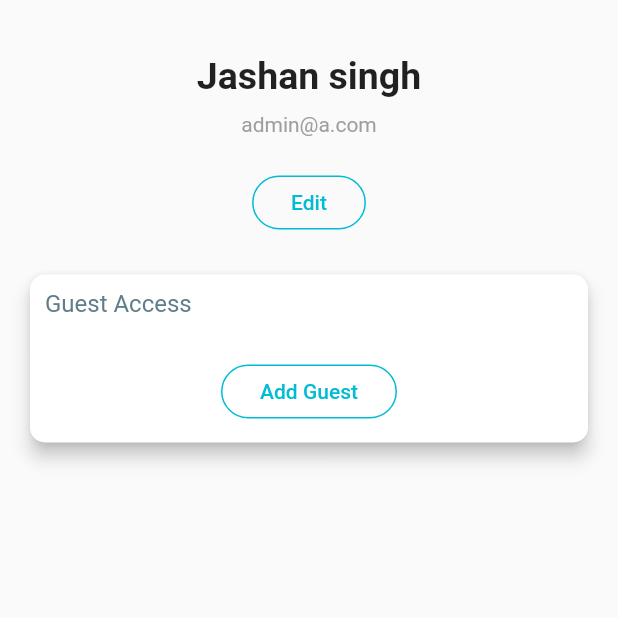
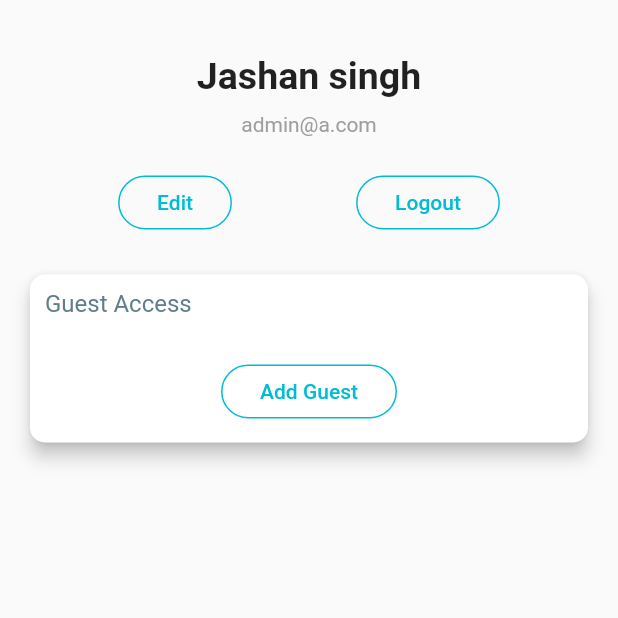
Before and after one commit to jashanpreet-singh-99/smart_garage, a Flutter app: the UserPage screen opened directly, on a phone screen of 412 x 824 dp, the top half of it. Run offline on Flutter 3.47's test engine with Material 2 defaults, Android fonts, the phone set to English and light mode, and no system bars; our stand-ins replace firebase_core, flutter_login, font_awesome_flutter, get, google_fonts, lottie and 2 more; missing offline and left inert: onesignal_flutter; accounts and stored records are empty; network calls fail.

Commit message:
FEAT: Added logout btn and fixed broken Login
Login system was not working due to missing Device parameter, not being added to the request body. A new logout btn was also added into the userpage to make the user exit the application if need be. Extra check for None value as the user id and password was added to make sure the refresh token understand that the user logged out.

```diff
--- a/lib/activities/home_screen/user_page.dart
+++ b/lib/activities/home_screen/user_page.dart
@@ -1,6 +1,7 @@
 import 'dart:convert';
 import 'package:flutter/material.dart';
 import 'package:http/http.dart' as http;
+import 'package:smart_garage/activities/splash_screen.dart';
 
 import '../../utils/config.dart';
 
@@ -210,16 +211,20 @@ class _UserPageState extends State<UserPage> {
                   ),
                 ],
               ),
+              Row(
+                mainAxisAlignment: MainAxisAlignment.spaceEvenly,
+                children: [
                   Padding(
                     padding: const EdgeInsets.all(20.0),
                     child: ElevatedButton(
                       onPressed: () {},
                       style: ButtonStyle(
-                    shadowColor:
-                        MaterialStateProperty.all<Color>(Colors.transparent),
-                    backgroundColor:
-                        MaterialStateProperty.all<Color>(Colors.transparent),
-                    shape: MaterialStateProperty.all<RoundedRectangleBorder>(
+                        shadowColor: MaterialStateProperty.all<Color>(
+                            Colors.transparent),
+                        backgroundColor: MaterialStateProperty.all<Color>(
+                            Colors.transparent),
+                        shape:
+                            MaterialStateProperty.all<RoundedRectangleBorder>(
                                 RoundedRectangleBorder(
                           borderRadius: BorderRadius.circular(30.0),
                           side: const BorderSide(color: Colors.cyan),
@@ -227,9 +232,45 @@ class _UserPageState extends State<UserPage> {
                       ),
                       child: const Padding(
                         padding: EdgeInsets.all(10.0),
-                    child: Text("Edit", style: TextStyle(color: Colors.cyan)),
+                        child:
+                            Text("Edit", style: TextStyle(color: Colors.cyan)),
                       ),
                     ),
+                  ),
+                  Padding(
+                    padding: const EdgeInsets.all(20.0),
+                    child: ElevatedButton(
+                      onPressed: () {
+                        Config.saveToStorage(Config.KEY_USER, Config.NONE);
+                        Config.saveToStorage(Config.KEY_PASS, Config.NONE);
+                        Config.saveToStorage(Config.KEY_AUTH_ID, Config.NONE);
+                        Config.token = "";
+                        Navigator.push(
+                          context,
+                          MaterialPageRoute(
+                              builder: (context) => const SplashScreen()),
+                        );
+                      },
+                      style: ButtonStyle(
+                        shadowColor: MaterialStateProperty.all<Color>(
+                            Colors.transparent),
+                        backgroundColor: MaterialStateProperty.all<Color>(
+                            Colors.transparent),
+                        shape:
+                            MaterialStateProperty.all<RoundedRectangleBorder>(
+                                RoundedRectangleBorder(
+                          borderRadius: BorderRadius.circular(30.0),
+                          side: const BorderSide(color: Colors.cyan),
+                        )),
+                      ),
+                      child: const Padding(
+                        padding: EdgeInsets.all(10.0),
+                        child: Text("Logout",
+                            style: TextStyle(color: Colors.cyan)),
+                      ),
+                    ),
+                  ),
+                ],
               ),
               Card(
                 shape: RoundedRectangleBorder(
```
Also changed, not shown: lib/activities/login_screen1.dart (+2 -15 lines), lib/utils/config.dart (+5 -2 lines), 1 other file. Lines whose indentation alone changed are shown as unchanged.
